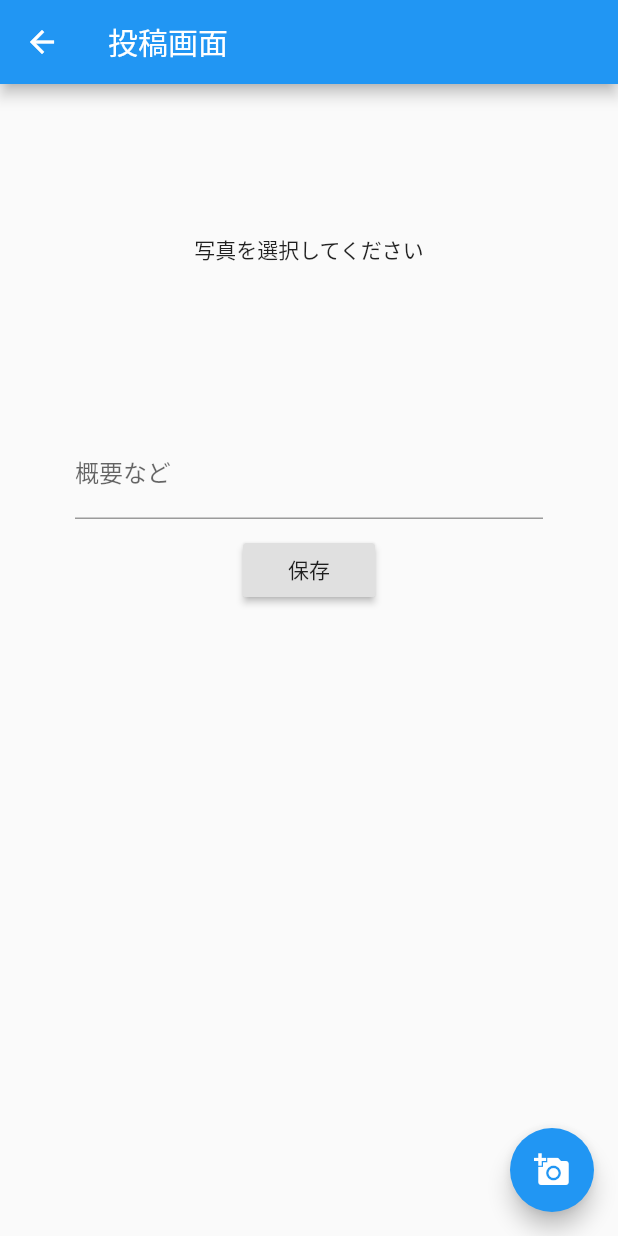
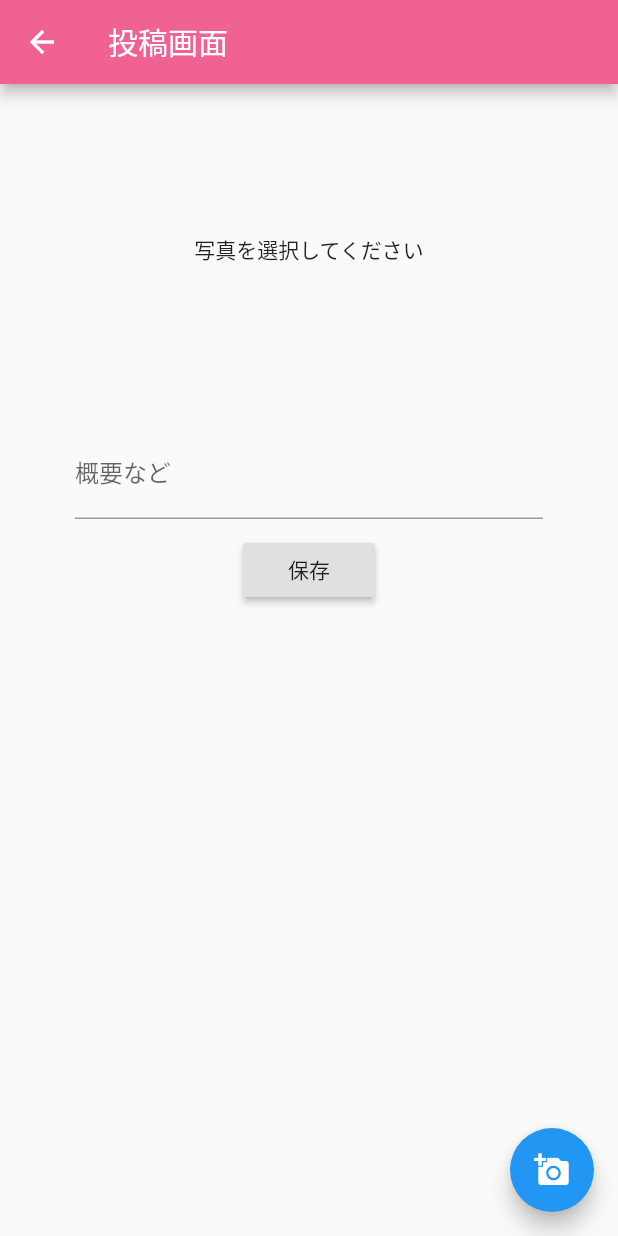
Before and after one commit to kouatht/flutter_benesse, a Flutter app: the screen it shows after launch, after a tap on the "add circle outline" icon, on a phone screen of 412 x 824 dp. Run offline on Flutter 3.47's test engine with Material 2 defaults, Android fonts, the phone set to English and light mode, and no system bars; our stand-ins replace image_picker.

Commit message:
カラー変更

```diff
--- a/lib/home_route.dart
+++ b/lib/home_route.dart
@@ -2,9 +2,9 @@ import 'dart:io';
 import 'package:flutter/material.dart';
 import 'package:image_picker/image_picker.dart';
 
-var list_name=["There is","１次関数","アジア","助動詞","合同条件","歴史","電流","確率","漢字","接続詞"];
+var list_name=["世界史","１次関数","アジア","助動詞","合同条件","歴史","電流","確率","漢字","接続詞"];
 var sub_name=["2020/7/22","2020/7/15","2020/7/10","2020/7/1","2020/6/22","2020/6/15","2020/5/25","2020/5/22","2020/5/11","2020/5/4"];
-var color_list=[Colors.grey,Colors.blue,Colors.red,Colors.grey,Colors.blue,Colors.lime,Colors.purple,Colors.blue,Colors.green,Colors.grey];
+var color_list=[Colors.pink.shade200,Colors.pink.shade400,Colors.pink.shade100,Colors.pink.shade300,Colors.yellow.shade200,Colors.yellow.shade400,Colors.yellow.shade600,Colors.lightGreen.shade200,Colors.lightGreen.shade400,Colors.lightGreen.shade600];
 
 
 class Home extends StatelessWidget {
@@ -36,15 +36,15 @@ class Home extends StatelessWidget {
                 Navigator.push(context, MaterialPageRoute(builder: (context) => MyHomePageDetail("images/_$index.jpeg")));
               },
               child: Card(
-                color: color_list[index+1],
+                color: color_list[index],
                 child: Column(
                   children: <Widget>[
-                    Image.asset("images/${index+1}.jpg"),
+                    Image.asset("images/${index}.jpg"),
                     Container(
-                        margin: EdgeInsets.all(10.0),
+                        margin: EdgeInsets.all(5.0),
                         child: ListTile(
-                          title: Text(list_name[index+1]),
-                          subtitle: Text(sub_name[index+1]),
+                          title: Text(list_name[index]),
+                          subtitle: Text(sub_name[index]),
                         )),
                   ],
                 ),
@@ -74,6 +74,7 @@ class _PickPhotoState extends State<PickPhoto> {
     return Scaffold(
       appBar: AppBar(
         title: Text('投稿画面'),
+        backgroundColor: Colors.pink.shade300,
       ),
       body: Center(
         child: Column(
@@ -120,6 +121,7 @@ class _MyHomePageState extends State<MyHomePage> {
     return new Scaffold(
         appBar: new AppBar(
           title: new Text("ホーム"),
+          backgroundColor: Colors.pink.shade300,
         ),
         body: ListView(
             children: List.generate(3, (index) {
@@ -166,6 +168,7 @@ class _MyHomePageDetailState extends State<MyHomePageDetail> {
     return new Scaffold(
         appBar: new AppBar(
           title: new Text("投稿の詳細"),
+          backgroundColor: Colors.pink.shade300,
         ),
         body: Center(
           child: Column(
```
